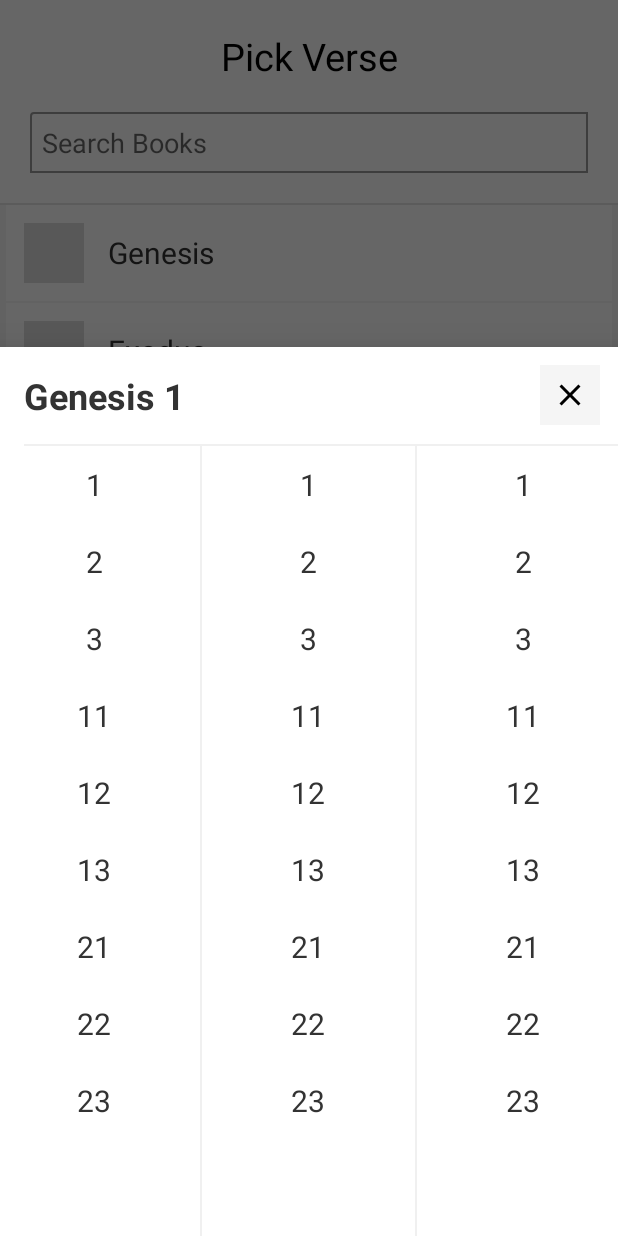
After one commit to jesstrux/norahnotes, an Android app: the fragment VerseBottomSheet placed in its activity, on a phone screen of 412 x 824 dp. The commit adds this screen. Run offline under Robolectric (Android 15) with nearby library versions, the phone set to English and light mode, and no system bars.

Commit message:
Added bottomsheet

```diff
--- a/app/build.gradle
+++ b/app/build.gradle
@@ -27,6 +27,7 @@ dependencies {
     implementation 'com.android.support:recyclerview-v7:26.1.0'
     implementation 'com.android.support:cardview-v7:26.1.0'
 
+    implementation 'com.android.support.constraint:constraint-layout:1.1.2'
     testImplementation 'junit:junit:4.12'
     androidTestImplementation 'com.android.support.test:runner:1.0.2'
     androidTestImplementation 'com.android.support.test.espresso:espresso-core:3.0.2'
--- a/app/src/main/AndroidManifest.xml
+++ b/app/src/main/AndroidManifest.xml
@@ -42,7 +42,11 @@
         </activity>
         <activity
             android:name=".LoginActivity"
-            android:label="@string/title_activity_login"></activity>
+            android:label="@string/title_activity_login" />
+
+        <activity android:name=".PickVerseActivity"
+            android:theme="@style/AppTheme.NoActionBar"
+            android:label="Pick Book"/>
     </application>
 
 </manifest>
--- /dev/null
+++ b/app/src/main/java/akil/co/tz/notetaker/Adapters/BookAdapter.java
@@ -0,0 +1,82 @@
+package akil.co.tz.notetaker.Adapters;
+
+import android.content.Context;
+import android.content.Intent;
+import android.os.Bundle;
+import android.support.v7.app.AppCompatActivity;
+import android.support.v7.widget.RecyclerView;
+import android.util.TypedValue;
+import android.view.LayoutInflater;
+import android.view.View;
+import android.view.ViewGroup;
+import android.widget.ImageView;
+import android.widget.TextView;
+
+import java.util.List;
+
+import akil.co.tz.notetaker.Data.Book;
+import akil.co.tz.notetaker.NoteDetailActivity;
+import akil.co.tz.notetaker.NoteDetailFragment;
+import akil.co.tz.notetaker.NoteEditActivity;
+import akil.co.tz.notetaker.NoteListActivity;
+import akil.co.tz.notetaker.R;
+import akil.co.tz.notetaker.VerseBottomSheet;
+import akil.co.tz.notetaker.models.Post;
+
+/**
+ * Created by DevDept on 6/14/18.
+ */
+
+public class BookAdapter
+        extends RecyclerView.Adapter<BookAdapter.ViewHolder> {
+
+    private final AppCompatActivity mParentActivity;
+    private final List<Book> mValues;
+    private final View.OnClickListener mOnClickListener = new View.OnClickListener() {
+        @Override
+        public void onClick(View view) {
+            Book item = (Book) view.getTag();
+//            final AppCompatActivity context = view.getContext();
+
+            VerseBottomSheet verseBottomSheet = new VerseBottomSheet();
+            verseBottomSheet.show(mParentActivity.getSupportFragmentManager(), "versebottomsheet");
+        }
+    };
+
+    public BookAdapter(AppCompatActivity ctx, List<Book> items) {
+        mValues = items;
+        mParentActivity = ctx;
+    }
+
+    @Override
+    public ViewHolder onCreateViewHolder(ViewGroup parent, int viewType) {
+        View view = LayoutInflater.from(parent.getContext())
+                .inflate(R.layout.book_item, parent, false);
+        return new ViewHolder(view);
+    }
+
+    @Override
+    public void onBindViewHolder(final ViewHolder holder, int position) {
+        String title = mValues.get(position).getTitle();
+        holder.mItemView.setText(title);
+
+        holder.itemView.setTag(mValues.get(position));
+        holder.itemView.setOnClickListener(mOnClickListener);
+    }
+
+    @Override
+    public int getItemCount() {
+        return mValues.size();
+    }
+
+    class ViewHolder extends RecyclerView.ViewHolder {
+        final TextView mItemView;
+        final ImageView mIconView;
+
+        ViewHolder(View view) {
+            super(view);
+            mItemView = view.findViewById(R.id.title_text);
+            mIconView = view.findViewById(R.id.icon_view);
+        }
+    }
+}
--- /dev/null
+++ b/app/src/main/java/akil/co/tz/notetaker/Data/Book.java
@@ -0,0 +1,51 @@
+package akil.co.tz.notetaker.Data;
+
+/**
+ * Created by DevDept on 6/14/18.
+ */
+
+public class Book {
+    private String title;
+    private int chapter;
+    private int startVerse;
+    private int endVerse;
+
+    public Book(String title, int chapter, int startVerse, int endVerse) {
+        this.title = title;
+        this.chapter = chapter;
+        this.startVerse = startVerse;
+        this.endVerse = endVerse;
+    }
+
+    public String getTitle() {
+        return title;
+    }
+
+    public void setTitle(String title) {
+        this.title = title;
+    }
+
+    public int getChapter() {
+        return chapter;
+    }
+
+    public void setChapter(int chapter) {
+        this.chapter = chapter;
+    }
+
+    public int getStartVerse() {
+        return startVerse;
+    }
+
+    public void setStartVerse(int startVerse) {
+        this.startVerse = startVerse;
+    }
+
+    public int getEndVerse() {
+        return endVerse;
+    }
+
+    public void setEndVerse(int endVerse) {
+        this.endVerse = endVerse;
+    }
+}
--- a/app/src/main/java/akil/co/tz/notetaker/NoteListActivity.java
+++ b/app/src/main/java/akil/co/tz/notetaker/NoteListActivity.java
@@ -54,6 +54,7 @@ public class NoteListActivity extends AppCompatActivity {
 
     @Override
     protected void onCreate(Bundle savedInstanceState) {
+//        startActivity(new Intent(this, PickVerseActivity.class));
         super.onCreate(savedInstanceState);
         setContentView(R.layout.activity_note_list);
 
--- /dev/null
+++ b/app/src/main/java/akil/co/tz/notetaker/PickVerseActivity.java
@@ -0,0 +1,69 @@
+package akil.co.tz.notetaker;
+
+import android.support.v7.app.AppCompatActivity;
+import android.os.Bundle;
+import android.support.v7.widget.LinearLayoutManager;
+import android.support.v7.widget.RecyclerView;
+import android.util.Log;
+import android.view.View;
+
+import org.json.JSONArray;
+import org.json.JSONObject;
+
+import java.io.InputStream;
+import java.util.ArrayList;
+import java.util.List;
+
+import akil.co.tz.notetaker.Adapters.BookAdapter;
+import akil.co.tz.notetaker.Adapters.PostAdapter;
+import akil.co.tz.notetaker.Data.Book;
+import akil.co.tz.notetaker.models.Post;
+
+public class PickVerseActivity extends AppCompatActivity {
+    private RecyclerView mRecyclerView;
+    private ArrayList<Book> mBookList = new ArrayList<>();
+    private BookAdapter mAdapter;
+
+    @Override
+    protected void onCreate(Bundle savedInstanceState) {
+        super.onCreate(savedInstanceState);
+        setContentView(R.layout.activity_pick_verse);
+
+        mAdapter = new BookAdapter(this, mBookList);
+        mRecyclerView = findViewById(R.id.book_list);
+        mRecyclerView.setLayoutManager(new LinearLayoutManager(this));
+        mRecyclerView.setAdapter(mAdapter);
+
+        getBooks();
+    }
+
+    private void getBooks(){
+        String json;
+        try{
+            InputStream is = getAssets().open("bible_books.json");
+            int size = is.available();
+            byte[] buffer = new byte[size];
+            is.read(buffer);
+            is.close();
+
+            json = new String(buffer, "UTF-8");
+            JSONArray jsonArray = new JSONArray(json);
+
+            for (int i = 0; i < jsonArray.length(); i++){
+                JSONObject obj = jsonArray.getJSONObject(i);
+
+                if(obj != null){
+                    Book book = new Book(obj.getString("title"), -1, -1, -1);
+                    mBookList.add(book);
+                }
+
+//                Log.d("WOURA", "title: " + obj.getString("title"));
+            }
+
+            mAdapter.notifyDataSetChanged();
+
+        }catch (Exception e){
+            Log.d("WOURA", "Error: " + e.getMessage());
+        }
+    }
+}
--- /dev/null
+++ b/app/src/main/java/akil/co/tz/notetaker/VerseBottomSheet.java
@@ -0,0 +1,39 @@
+package akil.co.tz.notetaker;
+
+import android.os.Bundle;
+import android.support.annotation.Nullable;
+import android.support.design.widget.BottomSheetDialogFragment;
+import android.view.LayoutInflater;
+import android.view.View;
+import android.view.ViewGroup;
+import android.widget.ArrayAdapter;
+import android.widget.ListView;
+import android.widget.SimpleAdapter;
+
+import akil.co.tz.notetaker.R;
+
+/**
+ * Created by DevDept on 6/14/18.
+ */
+
+public class VerseBottomSheet extends BottomSheetDialogFragment {
+    ListView chapterList, verseList, endVerseList;
+    String[] verses = {"1" , "2", "3", "11" , "12", "13", "21" , "22", "23"};
+
+
+    @Nullable
+    @Override
+    public View onCreateView(LayoutInflater inflater, @Nullable ViewGroup container, @Nullable Bundle savedInstanceState) {
+        View v = inflater.inflate(R.layout.chapter_bottom_sheet, container, false);
+        chapterList = v.findViewById(R.id.chapterList);
+        verseList = v.findViewById(R.id.verseList);
+        endVerseList = v.findViewById(R.id.endVerseList);
+        ArrayAdapter arrayAdapter = new ArrayAdapter<String>(getContext(), R.layout.number_view, R.id.num_text, verses);
+
+        chapterList.setAdapter(arrayAdapter);
+        verseList.setAdapter(arrayAdapter);
+        endVerseList.setAdapter(arrayAdapter);
+
+        return v;
+    }
+}
--- /dev/null
+++ b/app/src/main/res/layout/activity_pick_verse.xml
@@ -0,0 +1,53 @@
+<?xml version="1.0" encoding="utf-8"?>
+<LinearLayout xmlns:android="http://schemas.android.com/apk/res/android"
+    xmlns:app="http://schemas.android.com/apk/res-auto"
+    xmlns:tools="http://schemas.android.com/tools"
+    android:layout_width="match_parent"
+    android:layout_height="match_parent"
+    tools:context="akil.co.tz.notetaker.PickVerseActivity"
+    android:orientation="vertical"
+    android:background="#fff">
+
+    <LinearLayout
+        android:id="@+id/title_bar"
+        android:layout_width="match_parent"
+        android:layout_height="wrap_content"
+        android:orientation="vertical">
+
+        <TextView
+            android:layout_width="match_parent"
+            android:layout_height="wrap_content"
+            android:text="Pick Verse"
+            android:textSize="25dp"
+            android:textColor="#000"
+            android:layout_marginTop="20dp"
+            android:gravity="center_horizontal"/>
+
+        <EditText
+            android:padding="8dp"
+            android:layout_width="match_parent"
+            android:layout_height="wrap_content"
+            android:background="@drawable/border_bg"
+            android:layout_margin="20dp"
+            android:hint="Search Books"/>
+
+        <View
+            android:layout_width="match_parent"
+            android:layout_height="1dp"
+            android:background="#e5e5e5"/>
+    </LinearLayout>
+
+    <android.support.v7.widget.RecyclerView
+        android:id="@+id/book_list"
+        android:name="akil.co.tz.notetaker.NoteListFragment"
+        android:layout_width="match_parent"
+        android:layout_height="0dp"
+        android:layout_weight="1"
+        android:paddingLeft="4dp"
+        android:paddingRight="4dp"
+        android:clipToPadding="false"
+        app:layoutManager="LinearLayoutManager"
+        tools:context="akil.co.tz.notetaker.NoteListActivity"
+        tools:listitem="@layout/book_item"
+        android:background="#f7f7f7"/>
+</LinearLayout>
--- /dev/null
+++ b/app/src/main/res/layout/book_item.xml
@@ -0,0 +1,38 @@
+<?xml version="1.0" encoding="utf-8"?>
+<LinearLayout android:layout_width="match_parent"
+    android:layout_height="wrap_content"
+    xmlns:android="http://schemas.android.com/apk/res/android"
+    android:orientation="vertical"
+    android:background="#fff">
+
+    <LinearLayout xmlns:android="http://schemas.android.com/apk/res/android"
+        android:layout_width="wrap_content"
+        android:layout_height="wrap_content"
+        android:orientation="horizontal"
+        android:layout_margin="12dp"
+        android:gravity="center_vertical">
+
+        <ImageView
+            android:id="@+id/icon_view"
+            android:layout_width="40dp"
+            android:layout_height="40dp"
+            android:layout_marginRight="16dp"
+            android:background="#ddd"/>
+
+        <TextView
+            android:id="@+id/title_text"
+            android:layout_width="wrap_content"
+            android:layout_height="wrap_content"
+            android:textColor="#333"
+            android:text="Notes 1"
+            android:textSize="20dp"
+            android:maxLines="1"
+            android:paddingRight="30dp"
+            android:ellipsize="end"/>
+    </LinearLayout>
+
+    <View
+        android:layout_width="match_parent"
+        android:layout_height="1dp"
+        android:background="#f5f5f5"/>
+</LinearLayout>
--- /dev/null
+++ b/app/src/main/res/layout/chapter_bottom_sheet.xml
@@ -0,0 +1,105 @@
+<?xml version="1.0" encoding="utf-8"?>
+<LinearLayout
+    xmlns:android="http://schemas.android.com/apk/res/android" android:layout_width="match_parent"
+    android:layout_height="wrap_content"
+    android:minHeight="260dp"
+    android:orientation="vertical"
+    android:background="#fff">
+
+    <LinearLayout
+        android:layout_width="match_parent"
+        android:layout_height="wrap_content"
+        android:orientation="horizontal"
+        android:gravity="center_vertical">
+        <TextView
+            android:layout_width="0dp"
+            android:layout_weight="1"
+            android:layout_height="wrap_content"
+            android:text="Genesis 1"
+            android:textColor="#333"
+            android:textStyle="bold"
+            android:textSize="24dp"
+            android:padding="16dp"/>
+
+        <ImageButton
+            android:layout_width="wrap_content"
+            android:layout_height="wrap_content"
+            android:src="@drawable/ic_close"
+            android:layout_marginRight="12dp"
+            android:padding="8dp"
+            android:background="#f5f5f5"/>
+    </LinearLayout>
+
+    <View
+        android:layout_width="match_parent"
+        android:layout_height="1dp"
+        android:background="#f0f0f0"
+        android:layout_marginLeft="16dp"/>
+
+    <LinearLayout
+        android:layout_width="match_parent"
+        android:layout_height="0dp"
+        android:layout_weight="1"
+        android:orientation="horizontal">
+
+        <TextView
+            android:gravity="center"
+            android:layout_width="0dp"
+            android:layout_weight="1"
+            android:layout_height="match_parent"
+            android:text="CHAPTER"/>
+
+        <TextView
+            android:gravity="center"
+            android:layout_width="0dp"
+            android:layout_weight="1"
+            android:layout_height="match_parent"
+            android:text="VERSE"/>
+
+        <TextView
+            android:gravity="center"
+            android:layout_width="0dp"
+            android:layout_weight="1"
+            android:layout_height="match_parent"
+            android:text="END VERSE"/>
+    </LinearLayout>
+
+    <LinearLayout
+        android:layout_width="match_parent"
+        android:layout_height="0dp"
+        android:layout_weight="1"
+        android:orientation="horizontal">
+
+        <ListView
+            android:id="@+id/chapterList"
+            android:layout_width="0dp"
+            android:layout_weight="1"
+            android:layout_height="match_parent"/>
+
+        <View
+            android:layout_width="1dp"
+            android:layout_height="match_parent"
+            android:background="#f0f0f0"
+            android:layout_marginLeft="8dp"
+            android:layout_marginRight="8dp"/>
+
+        <ListView
+            android:id="@+id/verseList"
+            android:layout_width="0dp"
+            android:layout_weight="1"
+            android:layout_height="match_parent"/>
+
+        <View
+            android:layout_width="1dp"
+            android:layout_height="match_parent"
+            android:background="#f0f0f0"
+            android:layout_marginLeft="8dp"
+            android:layout_marginRight="8dp"/>
+
+        <ListView
+            android:id="@+id/endVerseList"
+            android:layout_width="0dp"
+            android:layout_weight="1"
+            android:layout_height="match_parent"/>
+    </LinearLayout>
+</LinearLayout>
--- /dev/null
+++ b/app/src/main/res/layout/number_view.xml
@@ -0,0 +1,11 @@
+<?xml version="1.0" encoding="utf-8"?>
+<TextView android:id="@+id/num_text"
+    android:layout_width="match_parent"
+    android:layout_height="wrap_content"
+    android:textColor="#333"
+    android:text="14"
+    android:textSize="20dp"
+    android:paddingTop="12dp"
+    android:paddingBottom="12dp"
+    android:gravity="center"
+    xmlns:android="http://schemas.android.com/apk/res/android" />
```
Also changed, not shown: app/src/main/assets/bible_books.json (added, +1 -0 lines), 1 other file.
